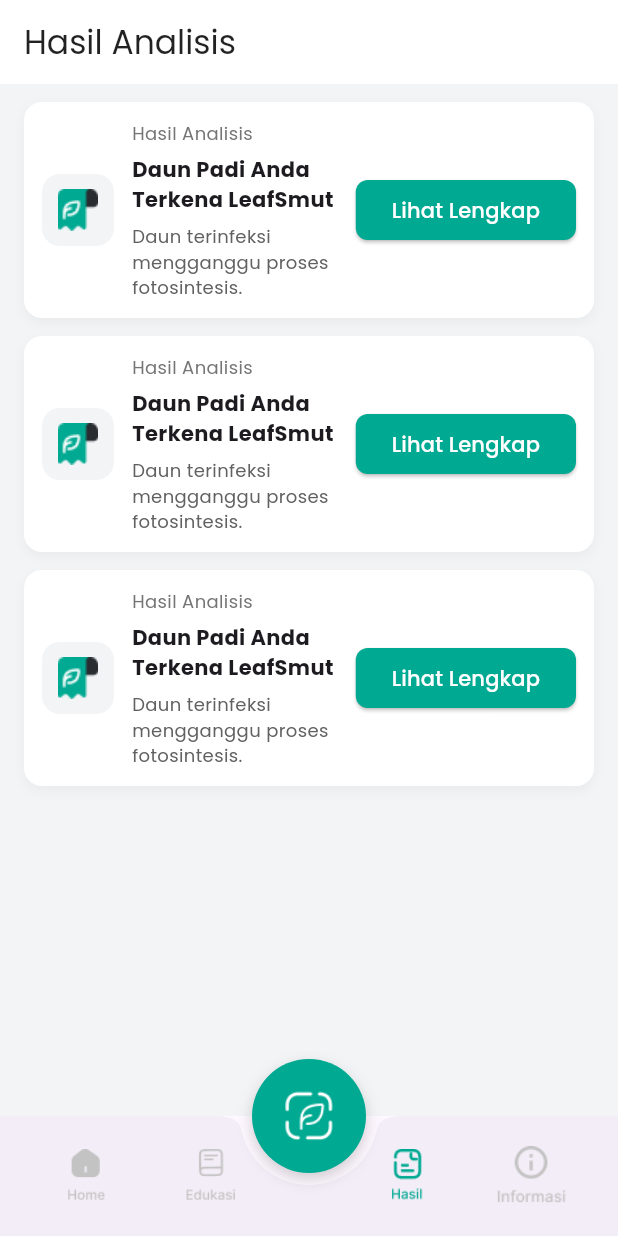
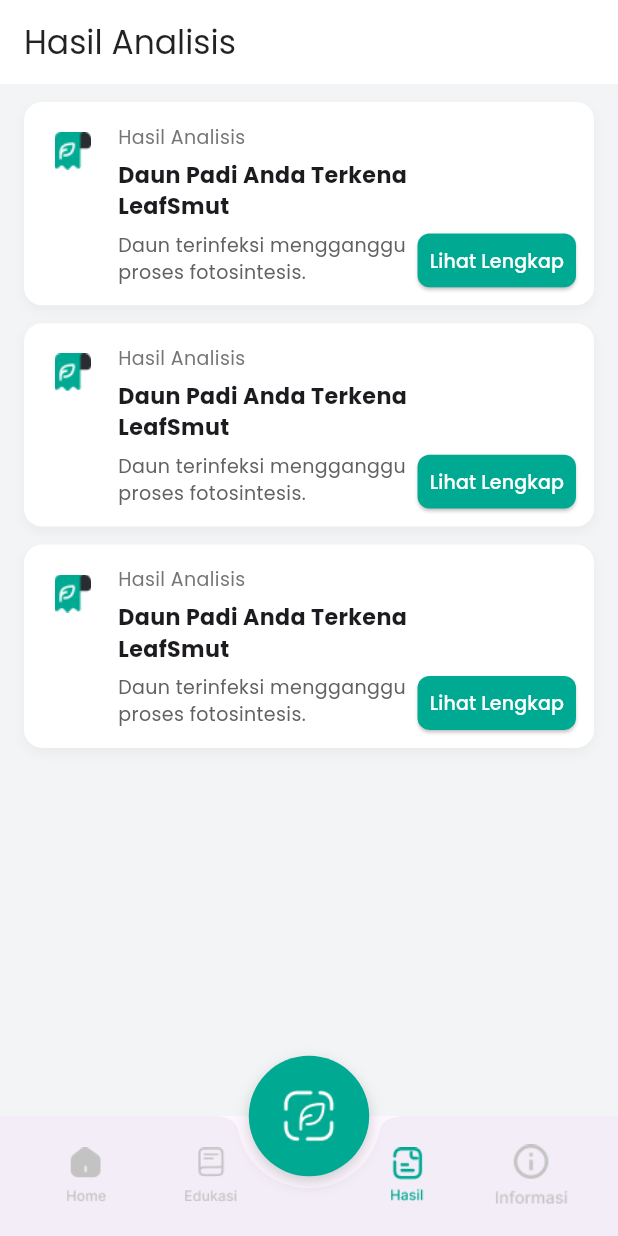
Before and after one commit to rakanatha2004/riceleafanalyzer, a Flutter app: the HomePage screen opened directly, item 3 of the bottom bar chosen, on a phone screen of 412 x 824 dp. Run offline on Flutter 3.47's test engine with Material 3 defaults, Android fonts, the phone set to English and light mode, and no system bars; our stand-ins replace camera, google_fonts, image_picker.

Commit message:
Change: meraphikan page

```diff
--- a/lib/pages/hasil.dart
+++ b/lib/pages/hasil.dart
@@ -2,6 +2,7 @@ import 'dart:io';
 
 import 'package:flutter/material.dart';
 import 'package:google_fonts/google_fonts.dart';
+import '../utils/responsive.dart';
 import 'analisis.dart';
 
 class HasilPage extends StatelessWidget {
@@ -85,29 +86,15 @@ class _HasilCard extends StatelessWidget {
           ),
         ],
       ),
-      child: Row(
+      child: Stack(
         children: [
-          // left badge: icon from assets (hasil-analisis)
-          Container(
-            width: 48,
-            height: 48,
-            decoration: BoxDecoration(
-              color: const Color(0xFFF2F4F6),
-              borderRadius: BorderRadius.circular(12),
-            ),
-            child: Center(
-              child: Image.asset(
-                'assets/icon/hasil-analisis.png',
-                width: 28,
-                height: 28,
-                fit: BoxFit.contain,
-                errorBuilder: (ctx, err, st) =>
-                    const Icon(Icons.analytics, color: Colors.grey),
-              ),
-            ),
-          ),
-          const SizedBox(width: 12),
-          // title & subtitle
+          // main row content
+          Row(
+            crossAxisAlignment: CrossAxisAlignment.center,
+            children: [
+              // reserve more space for top-left icon so content doesn't not overlap
+              SizedBox(width: scaleWidth(context, 48)),
+              // title and subtitle (left)
               Expanded(
                 child: Column(
                   crossAxisAlignment: CrossAxisAlignment.start,
@@ -115,7 +102,7 @@ class _HasilCard extends StatelessWidget {
                     Text(
                       'Hasil Analisis',
                       style: GoogleFonts.poppins(
-                    fontSize: 12,
+                        fontSize: scaleText(context, 12),
                         color: Colors.grey.shade600,
                       ),
                     ),
@@ -123,7 +110,7 @@ class _HasilCard extends StatelessWidget {
                     Text(
                       item.title,
                       style: GoogleFonts.poppins(
-                    fontSize: 14,
+                        fontSize: scaleText(context, 14),
                         fontWeight: FontWeight.w700,
                       ),
                     ),
@@ -131,7 +118,7 @@ class _HasilCard extends StatelessWidget {
                     Text(
                       item.subtitle,
                       style: GoogleFonts.poppins(
-                    fontSize: 12,
+                        fontSize: scaleText(context, 12),
                         color: Colors.grey.shade700,
                       ),
                     ),
@@ -139,32 +126,40 @@ class _HasilCard extends StatelessWidget {
                 ),
               ),
 
-          // right: thumbnail (from captured image) and CTA button
-          if (item.imagePath != null) ...[
+              // right column: thumbnail on top, button below (right-aligned)
+              Column(
+                mainAxisSize: MainAxisSize.min,
+                crossAxisAlignment: CrossAxisAlignment.end,
+                children: [
+                  if (item.imagePath != null)
                     ClipRRect(
                       borderRadius: BorderRadius.circular(8),
                       child: Image.file(
                         File(item.imagePath!),
-                width: 64,
-                height: 64,
+                        width: scaleWidth(context, 64),
+                        height: scaleWidth(context, 64),
                         fit: BoxFit.cover,
                         errorBuilder: (c, e, s) => _thumbPlaceholder(),
                       ),
+                    )
+                  else
+                    SizedBox(
+                      width: scaleWidth(context, 64),
+                      height: scaleWidth(context, 64),
                     ),
-            const SizedBox(width: 8),
-          ] else ...[
-            const SizedBox(width: 8),
-          ],
-
-          ElevatedButton(
+                  const SizedBox(height: 8),
+                  SizedBox(
+                    width: scaleWidth(context, 100),
+                    height: scaleWidth(context, 34),
+                    child: ElevatedButton(
                       style: ElevatedButton.styleFrom(
                         backgroundColor: accent,
                         shape: RoundedRectangleBorder(
                           borderRadius: BorderRadius.circular(8),
                         ),
+                        padding: EdgeInsets.zero,
                       ),
                       onPressed: () {
-              // open detailed result view (Analisis)
                         Navigator.of(context).push(
                           MaterialPageRoute(
                             builder: (_) => AnalisisPage(
@@ -177,7 +172,36 @@ class _HasilCard extends StatelessWidget {
                       },
                       child: Text(
                         'Lihat Lengkap',
-              style: GoogleFonts.poppins(color: Colors.white),
+                        style: GoogleFonts.poppins(
+                          color: Colors.white,
+                          fontSize: scaleText(context, 12),
+                        ),
+                      ),
+                    ),
+                  ),
+                ],
+              ),
+            ],
+          ),
+
+          // small icon top-left (no grey background)
+          Positioned(
+            top: 8,
+            left: 8,
+            child: SizedBox(
+              width: scaleWidth(context, 24),
+              height: scaleWidth(context, 24),
+              child: Image.asset(
+                'assets/icon/hasil-analisis.png',
+                width: scaleWidth(context, 24),
+                height: scaleWidth(context, 24),
+                fit: BoxFit.contain,
+                errorBuilder: (ctx, err, st) => Icon(
+                  Icons.analytics,
+                  color: Colors.grey,
+                  size: scaleWidth(context, 18),
+                ),
+              ),
             ),
           ),
         ],
--- a/lib/pages/home.dart
+++ b/lib/pages/home.dart
@@ -1,5 +1,6 @@
 import 'package:flutter/material.dart';
 import 'package:google_fonts/google_fonts.dart';
+import '../utils/responsive.dart';
 import '../widget/bottom_navbar.dart';
 import 'edukasi.dart';
 import 'scan.dart';
@@ -78,28 +79,28 @@ class _HomePageState extends State<HomePage> {
               children: [
                 if (showBadge)
                   Container(
-                    width: 56,
-                    height: 56,
+                    width: scaleWidth(context, 56),
+                    height: scaleWidth(context, 56),
                     decoration: const BoxDecoration(
                       color: Color(0x1F00A991),
                       shape: BoxShape.circle,
                     ),
                     child: Center(
                       child: SizedBox(
-                        width: 28,
-                        height: 28,
+                        width: scaleWidth(context, 28),
+                        height: scaleWidth(context, 28),
                         child: Image.asset(assetPath, fit: BoxFit.contain),
                       ),
                     ),
                   )
                 else
                   SizedBox(
-                    width: 56,
-                    height: 56,
+                    width: scaleWidth(context, 56),
+                    height: scaleWidth(context, 56),
                     child: Center(
                       child: SizedBox(
-                        width: 36,
-                        height: 36,
+                        width: scaleWidth(context, 36),
+                        height: scaleWidth(context, 36),
                         child: Image.asset(assetPath, fit: BoxFit.contain),
                       ),
                     ),
@@ -173,13 +174,13 @@ class _HomePageState extends State<HomePage> {
                   const SizedBox(width: 8),
 
                   SizedBox(
-                    width: 86,
-                    height: 86,
+                    width: scaleWidth(context, 86),
+                    height: scaleWidth(context, 86),
                     child: Center(
                       child: Image.asset(
                         'assets/Icon5.png',
-                        width: 144,
-                        height: 176,
+                        width: scaleWidth(context, 144),
+                        height: scaleWidth(context, 176),
                       ),
                     ),
                   ),
--- a/lib/pages/scan.dart
+++ b/lib/pages/scan.dart
@@ -5,6 +5,7 @@ import 'package:flutter/material.dart';
 import 'package:image_picker/image_picker.dart';
 import 'package:google_fonts/google_fonts.dart';
 import 'analisis.dart';
+import '../utils/responsive.dart';
 
 /// ScanPage
 /// - shows live camera preview (if available)
@@ -126,7 +127,7 @@ class _ScanPageState extends State<ScanPage> {
   Widget _buildTopBar() {
     // Top bar: place back (left), title (center), flash (right) anchored in safe area.
     // Use equal-sized left/right containers so the title stays visually centered.
-    const double controlSize = 44.0;
+    final double controlSize = scaleWidth(context, 44.0);
     return SafeArea(
       child: Padding(
         padding: const EdgeInsets.symmetric(horizontal: 12.0, vertical: 6.0),
@@ -271,13 +272,14 @@ class _ScanPageState extends State<ScanPage> {
                         // use a local asset image as the icon so it can be provided manually
                         child: Image.asset(
                           'assets/icon/file.png',
-                            width: 50,
-                            height: 50,
+                          width: scaleWidth(context, 50),
+                          height: scaleWidth(context, 50),
                           // avoid forcing a tint that could hide a colored icon; use blend mode if needed
                           // color: Colors.teal,
                           fit: BoxFit.contain,
                           // if the asset fails to load at runtime, show the default Icon as a fallback
-                            errorBuilder: (context, error, stackTrace) => const Icon(
+                          errorBuilder: (context, error, stackTrace) =>
+                              const Icon(
                                 Icons.photo,
                                 color: Colors.teal,
                                 size: 24,
@@ -292,8 +294,8 @@ class _ScanPageState extends State<ScanPage> {
                           borderRadius: BorderRadius.circular(8),
                           child: Image.file(
                             _pickedImage!,
-                            width: 72,
-                            height: 72,
+                            width: scaleWidth(context, 72),
+                            height: scaleWidth(context, 72),
                             fit: BoxFit.cover,
                           ),
                         ),
@@ -338,21 +340,25 @@ class _ScanPageState extends State<ScanPage> {
                       ],
                     ),
 
-                  // capture button (center)
+                  // capture button (center) - only show when no image picked
+                  if (_pickedImage == null)
                     GestureDetector(
-                    onTap: _pickedImage == null ? _capturePhoto : null,
+                      onTap: _capturePhoto,
                       child: Container(
-                      width: 84,
-                      height: 84,
+                        width: scaleWidth(context, 84),
+                        height: scaleWidth(context, 84),
                         decoration: BoxDecoration(
                           shape: BoxShape.circle,
-                        border: Border.all(color: Colors.white70, width: 6),
+                          border: Border.all(
+                            color: Colors.white70,
+                            width: scaleWidth(context, 6),
+                          ),
                           color: Colors.transparent,
                         ),
                         child: Center(
                           child: Container(
-                          width: 52,
-                          height: 52,
+                            width: scaleWidth(context, 52),
+                            height: scaleWidth(context, 52),
                             decoration: BoxDecoration(
                               color: Colors.white,
                               shape: BoxShape.circle,
@@ -360,7 +366,9 @@ class _ScanPageState extends State<ScanPage> {
                           ),
                         ),
                       ),
-                  ),
+                    )
+                  else
+                    const SizedBox.shrink(),
 
                   // right: detect button (shows label)
                   GestureDetector(
--- /dev/null
+++ b/lib/utils/responsive.dart
@@ -0,0 +1,27 @@
+import 'package:flutter/widgets.dart';
+
+/// Simple responsive helper based on screen width.
+/// Uses a reference design width of 390 (typical mobile width) and scales
+/// values proportionally. Use sparingly for sizes and fonts.
+double scaleWidth(
+  BuildContext context,
+  double value, {
+  double baseWidth = 390,
+}) {
+  final w = MediaQuery.of(context).size.width;
+  return value * (w / baseWidth);
+}
+
+/// Scale height relative to screen height using a base height (e.g. 844).
+double scaleHeight(
+  BuildContext context,
+  double value, {
+  double baseHeight = 844,
+}) {
+  final h = MediaQuery.of(context).size.height;
+  return value * (h / baseHeight);
+}
+
+/// Scale text size — by default we scale with width.
+double scaleText(BuildContext context, double fontSize) =>
+    scaleWidth(context, fontSize);
--- a/lib/widget/bottom_navbar.dart
+++ b/lib/widget/bottom_navbar.dart
@@ -56,18 +56,21 @@ class BottomNavBar extends StatelessWidget {
     final itemLabels = labels ?? _defaultLabels;
     final activeColor = const Color(0xFF00B686);
     final inactiveColor = Colors.grey.shade600;
+    final _scale = MediaQuery.of(context).size.width / 390.0;
+    final effectiveHeight = height * _scale;
 
     return BottomAppBar(
       shape: const CircularNotchedRectangle(),
       notchMargin: 8,
       elevation: 8,
       child: SizedBox(
-        height: height,
+        height: effectiveHeight,
         child: Row(
           mainAxisAlignment: MainAxisAlignment.spaceAround,
           children: [
             // left two
             _navItem(
+              context,
               index: 0,
               asset: items[0],
               label: itemLabels[0],
@@ -76,6 +79,7 @@ class BottomNavBar extends StatelessWidget {
               inactiveColor: inactiveColor,
             ),
             _navItem(
+              context,
               index: 1,
               asset: items[1],
               label: itemLabels[1],
@@ -89,6 +93,7 @@ class BottomNavBar extends StatelessWidget {
 
             // right two
             _navItem(
+              context,
               index: 3,
               asset: items[3],
               label: itemLabels[3],
@@ -97,6 +102,7 @@ class BottomNavBar extends StatelessWidget {
               inactiveColor: inactiveColor,
             ),
             _navItem(
+              context,
               index: 4,
               asset: items[4],
               label: itemLabels[4],
@@ -110,7 +116,8 @@ class BottomNavBar extends StatelessWidget {
     );
   }
 
-  Widget _navItem({
+  Widget _navItem(
+    BuildContext context, {
     required int index,
     required String asset,
     required String label,
@@ -118,6 +125,7 @@ class BottomNavBar extends StatelessWidget {
     required Color activeColor,
     required Color inactiveColor,
   }) {
+    final _scale = MediaQuery.of(context).size.width / 390.0;
     // helper to create the '-aktif' variant path
     String aktifVariant(String path) {
       final dot = path.lastIndexOf('.');
@@ -140,11 +148,10 @@ class BottomNavBar extends StatelessWidget {
                 builder: (ctx) {
                   final isScan = asset.toLowerCase().contains('scan');
                   final isInformasi = asset.toLowerCase().contains('profil');
-                  final currentIconSize = isScan
-                    ? iconSize * 1.3
-                    : isInformasi
+                  final baseSize = isScan || isInformasi
                       ? iconSize * 1.3
                       : iconSize;
+                  final currentIconSize = (baseSize * _scale).clamp(18.0, 72.0);
                   return SizedBox(
                     width: currentIconSize,
                     height: currentIconSize,
@@ -186,12 +193,14 @@ class CenterScanButton extends StatelessWidget {
   @override
   Widget build(BuildContext context) {
     final activeColor = const Color(0xFF00A991);
+    final _scale = MediaQuery.of(context).size.width / 390.0;
+    final effectiveSize = (size * _scale).clamp(48.0, 120.0);
 
     return GestureDetector(
       onTap: onTap,
       child: Container(
-        width: size,
-        height: size,
+        width: effectiveSize,
+        height: effectiveSize,
         decoration: BoxDecoration(
           color: activeColor,
           shape: BoxShape.circle,
@@ -208,8 +217,8 @@ class CenterScanButton extends StatelessWidget {
         child: Center(
           child: SizedBox(
             // make the scan icon noticeably larger inside the circular button
-            width: size * 0.7,
-            height: size * 0.7,
+            width: effectiveSize * 0.7,
+            height: effectiveSize * 0.7,
             child: Image.asset(asset, fit: BoxFit.contain),
           ),
         ),
```
Also changed, not shown: pubspec.yaml (+6 -2 lines), 1 other file. Lines whose indentation alone changed are shown as unchanged.
